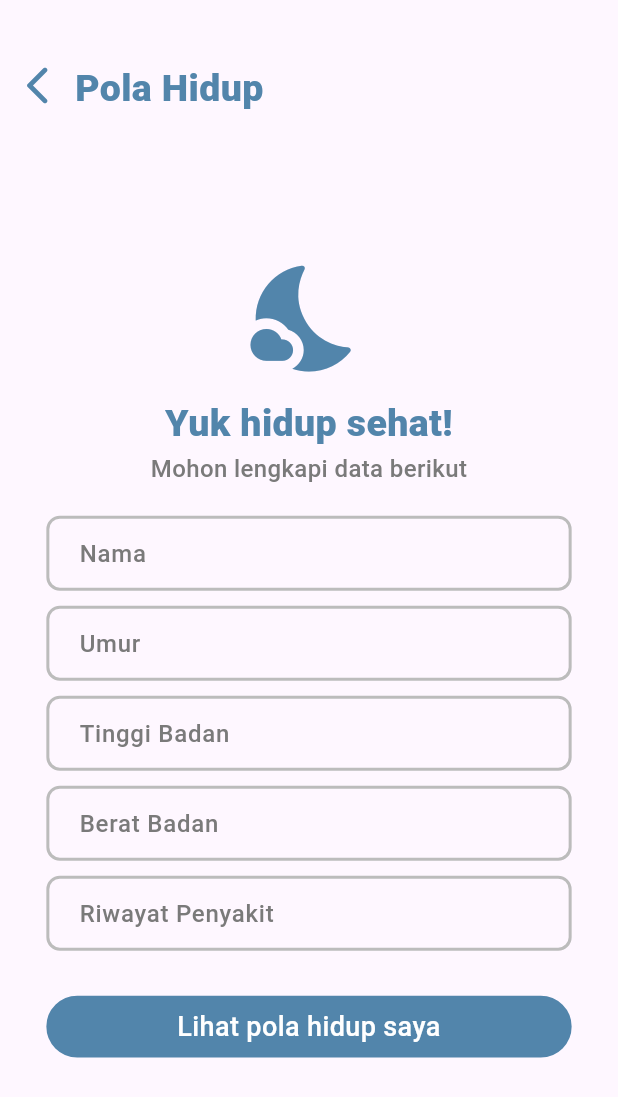
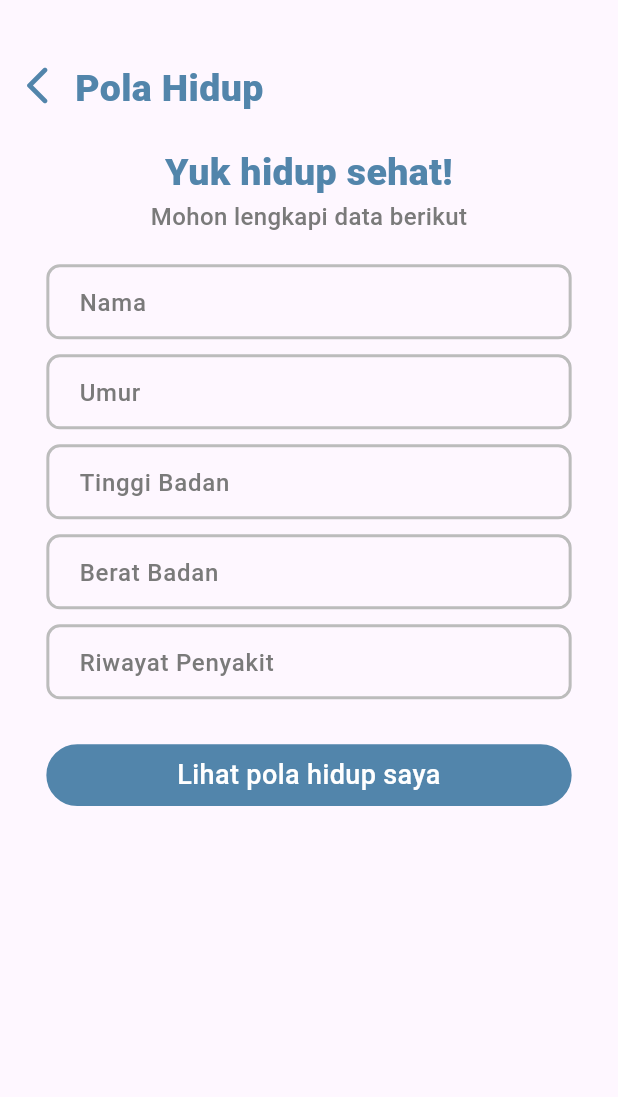
Before and after one commit to G3310-dev/Arunika, a Flutter app: the PolaHidup screen opened by its route, on a phone screen of 412 x 824 dp. Shown: the top 1097 px of the screen. Run offline on Flutter 3.47's test engine with Material 3 defaults, Android fonts, the phone set to English and light mode, and no system bars; our stand-ins replace camera, cloud_firestore, firebase_auth, firebase_core, flutter_svg, flutter_tts and 4 more; missing offline and left inert: add_2_calendar, camera_platform_interface, flutter_volume_controller, tflite_v2; accounts and stored records are empty; network calls fail.

Commit message:
12/04/25 FULL CODE

```diff
--- a/asset/tensor/labelmap.txt
+++ b/asset/tensor/labelmap.txt
@@ -86,6 +86,6 @@ buku
 jam
 vas
 gunting
-boneka beruang
+boneka
 pengering rambut
 sikat gigi
--- a/lib/Page/disabilitas.dart
+++ b/lib/Page/disabilitas.dart
@@ -2,6 +2,7 @@ import 'package:arunika/Component/icon_button.dart';
 import 'package:camera/camera.dart';
 import 'package:flutter/foundation.dart';
 import 'package:flutter/material.dart';
+import 'package:flutter_volume_controller/flutter_volume_controller.dart';
 import 'package:tflite_v2/tflite_v2.dart';
 import '../Component/bounding_box.dart';
 import '../Component/text_model.dart';
@@ -22,7 +23,8 @@ class _DisabilitasState extends State<Disabilitas> {
   late List<CameraDescription> cameras;
 
   @override
-  void initState() {
+  void initState() async {
+    await FlutterVolumeController.setVolume(1.0);
     super.initState();
     initializeCameras();
   }
--- a/lib/Page/kesehatan.dart
+++ b/lib/Page/kesehatan.dart
@@ -31,6 +31,8 @@ class _KesehatanState extends State<Kesehatan> {
   }
 
   void _sendMessage() async {
+    final response = await _model.generateContent([Content.text("Anda adalah seorang dokter dengan pengalaman bekerja sekitar 30 tahun lebih. Pasien anda berkata seperti ini ${_chatController.text}. Tolong jawab dan berikan pertanyaan/permintaan pasien.  WARNING: LANGSUNG BERIKAN RESPON, TIDAK PERLU MENYEBUT BAHWA ANDA ADALAH DOKTER DENGAN PEGALAMAN 30 TAHUN, JANGAN MASUKAN FORMAT TEKS APAPUN(BOLD, UNDERLINE, ITALIC)")]);
+
     if (_chatController.text.isNotEmpty) {
       setState(() {
         _chatHistory.add({
@@ -39,9 +41,6 @@ class _KesehatanState extends State<Kesehatan> {
         });
         _chatController.clear();
       });
-
-      final response = await _model.generateContent(
-          [Content.text(_chatController.text)]);
       setState(() {
         _chatHistory.add({
           "message": response.text,
--- a/lib/Page/pola_hidup.dart
+++ b/lib/Page/pola_hidup.dart
@@ -40,7 +40,7 @@ class _PolaHidupState extends State<PolaHidup> {
   @override
   Widget build(BuildContext context) {
     return Scaffold(
-      resizeToAvoidBottomInset: false,
+      resizeToAvoidBottomInset: true,
       body: Column(
         children: [
           SizedBox(height: MediaQuery.sizeOf(context).height*0.05),
@@ -71,7 +71,6 @@ class _PolaHidupState extends State<PolaHidup> {
                   if(snapshot.data!.size >= 1){
                     return ListView(
                       physics: const NeverScrollableScrollPhysics(),
-                      reverse: false,
                       children: snapshot.data!.docs.map((e) {
                         return Container(
                           margin: const EdgeInsets.only(top: 10,),
@@ -188,13 +187,11 @@ class _PolaHidupState extends State<PolaHidup> {
                       }).toList(),
                     );
                   }else{
-                    return SizedBox(
-                      height: MediaQuery.sizeOf(context).height*0.85,
-                      child: Center(
+                    return SafeArea(
                       child: SingleChildScrollView(
                         child: Column(
+                          mainAxisAlignment: MainAxisAlignment.center,
                           children: [
-                              Icon(Icons.nights_stay_rounded, color: Color(0xFF5285AB), size: 85,),
                             const SizedBox(height: 10,),
                             const TextWidget(size: 25.0, content: "Yuk hidup sehat!", type: 2, colour: 0xFF5285AB, alignment: TextAlign.center),
                             const TextWidget(size: 16.0, content: "Mohon lengkapi data berikut", type: 1, colour: 0xFF7A7A7A, alignment: TextAlign.center),
@@ -325,7 +322,6 @@ class _PolaHidupState extends State<PolaHidup> {
                           ],
                         ),
                       ),
-                      ),
                     );
                   }
                 },
--- a/pubspec.yaml
+++ b/pubspec.yaml
@@ -50,6 +50,7 @@ dependencies:
   add_2_calendar: ^3.0.1
   url_launcher: ^6.3.1
   provider: ^6.1.4
+  flutter_volume_controller: ^1.3.3
 
 dev_dependencies:
   flutter_test:
```
Also changed, not shown: pubspec.lock. Lines whose indentation alone changed are shown as unchanged.
